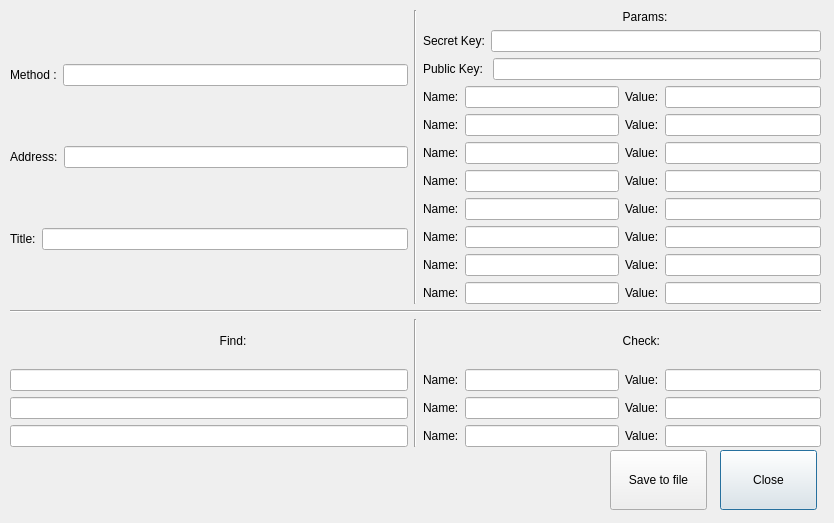
Before: the Qt Designer form new_Line.ui in yvgenyk/API-Test, drawn with Qt 5.
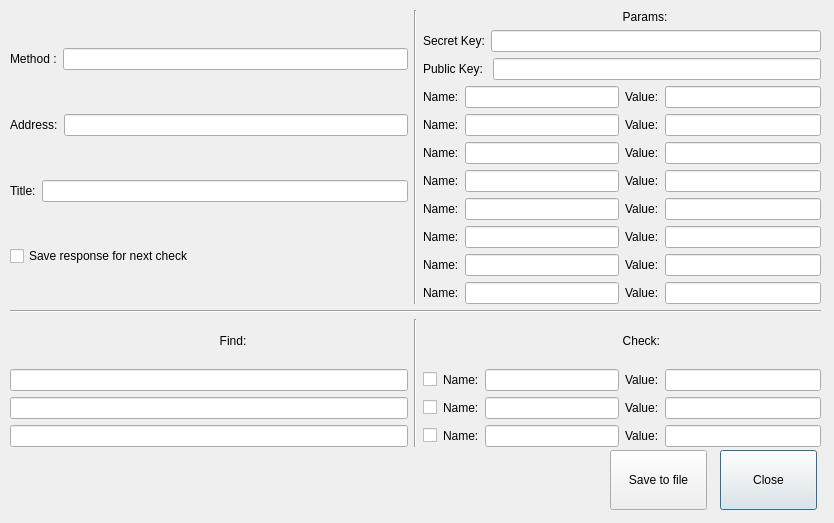
After: the same form once the commit is applied.

What changed in the file:
```diff
--- a/new_Line.ui
+++ b/new_Line.ui
@@ -69,6 +69,17 @@
           </item>
          </layout>
         </item>
+        <item>
+         <layout class="QHBoxLayout" name="horizontalLayout_41">
+          <item>
+           <widget class="QCheckBox" name="saveForNext">
+            <property name="text">
+             <string>Save response for next check</string>
+            </property>
+           </widget>
+          </item>
+         </layout>
+        </item>
        </layout>
       </item>
       <item>
@@ -424,6 +435,13 @@
          <layout class="QHBoxLayout" name="horizontalLayout_30">
           <item>
            <layout class="QHBoxLayout" name="horizontalLayout_31">
+            <item>
+             <widget class="QCheckBox" name="checkPrevValue_1">
+              <property name="text">
+               <string/>
+              </property>
+             </widget>
+            </item>
             <item>
              <widget class="QLabel" name="label_24">
               <property name="text">
@@ -456,6 +474,13 @@
          <layout class="QHBoxLayout" name="horizontalLayout_33">
           <item>
            <layout class="QHBoxLayout" name="horizontalLayout_34">
+            <item>
+             <widget class="QCheckBox" name="checkPrevValue_2">
+              <property name="text">
+               <string/>
+              </property>
+             </widget>
+            </item>
             <item>
              <widget class="QLabel" name="label_26">
               <property name="text">
@@ -488,6 +513,13 @@
          <layout class="QHBoxLayout" name="horizontalLayout_36">
           <item>
            <layout class="QHBoxLayout" name="horizontalLayout_37">
+            <item>
+             <widget class="QCheckBox" name="checkPrevValue_3">
+              <property name="text">
+               <string/>
+              </property>
+             </widget>
+            </item>
             <item>
              <widget class="QLabel" name="label_28">
               <property name="text">
```
